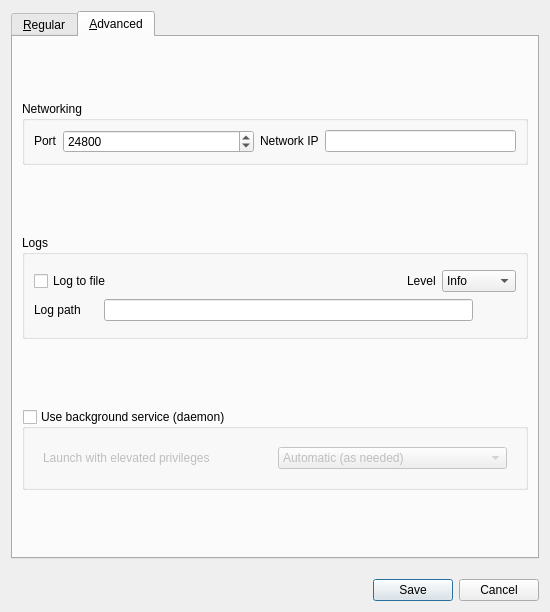
Above: src/lib/gui/dialogs/SettingsDialog.ui from deskflow/deskflow before the change. Below: the same form after it.
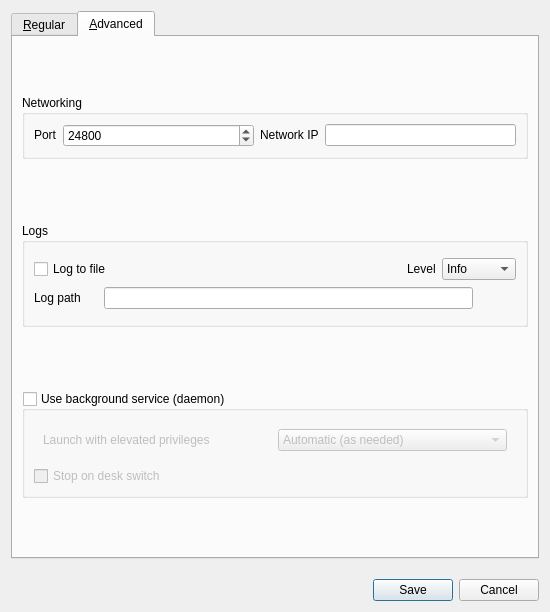
That is the form after the change. The open tabs and pages were chosen to show the change. Icons and pictures are not drawn.

Commit message: refactor: add a check box to enable stop on desk switch

Patch:
```diff
--- a/src/lib/gui/dialogs/SettingsDialog.ui
+++ b/src/lib/gui/dialogs/SettingsDialog.ui
@@ -557,7 +557,7 @@
           <bool>false</bool>
          </property>
          <layout class="QGridLayout" name="_6">
-          <item row="0" column="0">
+          <item row="1" column="0">
            <widget class="QWidget" name="widgetElevate" native="true">
             <property name="sizePolicy">
              <sizepolicy hsizetype="Preferred" vsizetype="Maximum">
@@ -632,6 +632,16 @@
             </layout>
            </widget>
           </item>
+          <item row="2" column="0">
+           <widget class="QCheckBox" name="cbStopOnDeskSwitch">
+            <property name="toolTip">
+             <string/>
+            </property>
+            <property name="text">
+             <string>Stop on desk switch</string>
+            </property>
+           </widget>
+          </item>
          </layout>
         </widget>
        </item>
```
Left out of the diff: 3 changed lines with no effect on the pictures. The commit also changes 4 other files.
